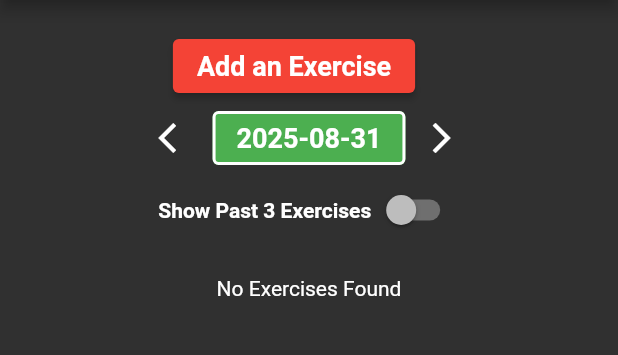
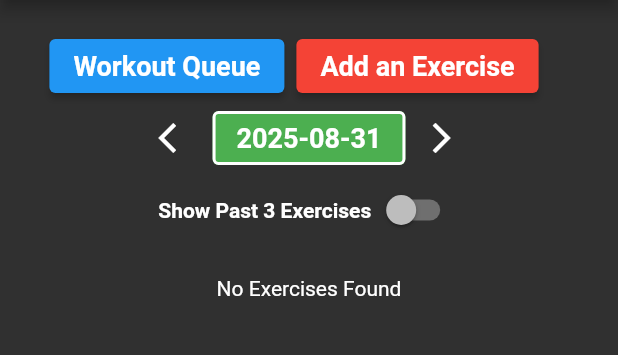
Before and after one commit to tayloraj10/swol, a Flutter app: the WeightsHome screen opened by its route, on a phone screen of 412 x 824 dp, the part 84-439 px from its top. Run offline on Flutter 3.47's test engine with Material 2 defaults, Android fonts, the phone set to English and light mode, and no system bars; our stand-ins replace badges, cloud_firestore, firebase_auth, firebase_core, google_fonts, url_strategy; missing offline and left inert: flutterfire_ui, graphview; accounts and stored records are empty; generated files the repository leaves out were written again; statements that could not run were skipped.

Commit message:
integrate ExerciseQueue component into CalisthenicsHome and WeightsHome for improved workout management

```diff
--- a/lib/screens/weights.dart
+++ b/lib/screens/weights.dart
@@ -1,8 +1,10 @@
 import 'package:flutter/material.dart';
 import 'package:swole/components/current_workouts.dart';
 import 'package:swole/components/date_changer.dart';
+import 'package:swole/components/exercise_queue.dart';
 import 'package:swole/components/nav_bar.dart';
 import 'package:swole/components/new_workout_button.dart';
+import 'package:swole/constants.dart';
 
 class WeightsHome extends StatefulWidget {
   const WeightsHome({super.key});
@@ -35,8 +37,7 @@ class _WeightsHomeState extends State<WeightsHome> {
       appBar: const NavBar(
         color: Colors.red,
       ),
-      body: SingleChildScrollView(
-        child: Padding(
+      body: Padding(
         padding: const EdgeInsets.all(10),
         child: Column(
           mainAxisAlignment: MainAxisAlignment.start,
@@ -48,6 +49,38 @@ class _WeightsHomeState extends State<WeightsHome> {
               crossAxisAlignment: WrapCrossAlignment.center,
               alignment: WrapAlignment.center,
               children: [
+                if (MediaQuery.of(context).size.width <= 900)
+                  Padding(
+                    padding: const EdgeInsets.only(right: 8),
+                    child: ElevatedButton(
+                      onPressed: () async {
+                        showDialog(
+                          context: context,
+                          builder: (BuildContext context) {
+                            return AlertDialog(
+                              content: SizedBox(
+                                width: MediaQuery.of(context).size.width < 600
+                                    ? MediaQuery.of(context).size.width * 0.9
+                                    : MediaQuery.of(context).size.width * 0.3,
+                                height:
+                                    MediaQuery.of(context).size.height * 0.7,
+                                child: const ExerciseQueue(
+                                  type: 'weights',
+                                ),
+                              ),
+                            );
+                          },
+                        );
+                      },
+                      style: ElevatedButton.styleFrom(
+                        backgroundColor: Colors.blue,
+                      ),
+                      child: const Text(
+                        'Workout Queue',
+                        style: mediumTextStyle,
+                      ),
+                    ),
+                  ),
                 NewWorkoutButton(
                   date: selectedDate,
                   type: 'weights',
@@ -83,13 +116,31 @@ class _WeightsHomeState extends State<WeightsHome> {
                 )
               ],
             ),
-              CurrentWorkouts(
+            Expanded(
+              child: Row(
+                crossAxisAlignment: CrossAxisAlignment.start,
+                children: [
+                  Expanded(
+                    flex: 5,
+                    child: SingleChildScrollView(
+                      child: CurrentWorkouts(
                         date: selectedDate,
                         showPastExercises: showPastExercises,
                         type: 'weights',
+                      ),
+                    ),
+                  ),
+                  if (MediaQuery.of(context).size.width > 900)
+                    Flexible(
+                      child: SizedBox(
+                        height: MediaQuery.of(context).size.height,
+                        child: const ExerciseQueue(type: 'weights'),
+                      ),
                     )
                 ],
               ),
+            ),
+          ],
         ),
       ),
     );
```
Also changed, not shown: lib/screens/calisthenics.dart (+56 -7 lines). Lines whose indentation alone changed are shown as unchanged.
